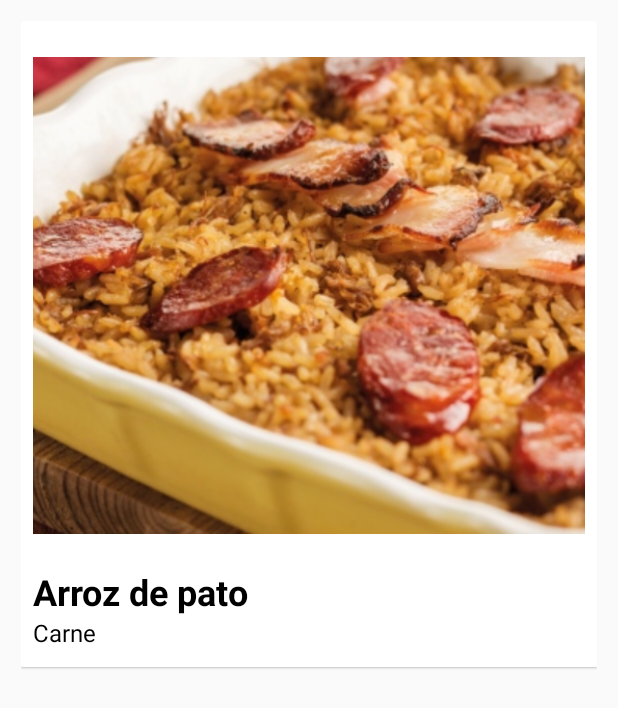
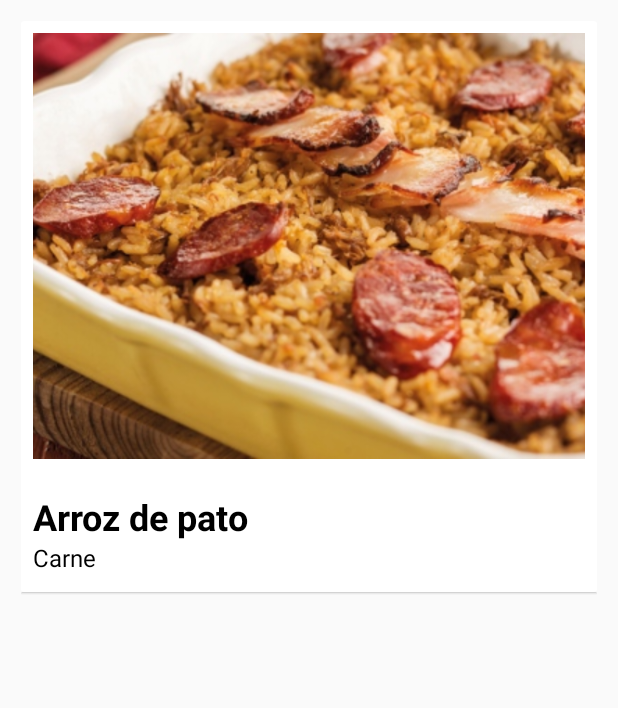
Before and after one commit to PedroMaia/dona-tina, an Android app: the layout item.xml on its own in the app's theme, with its tools: preview values and no code run, on a phone screen of 412 x 824 dp. Shown: the top 708 px of the screen. Run offline under Robolectric (Android 15) with nearby library versions, the phone set to English and light mode, and no system bars.

```diff
--- a/app/src/main/java/com/app/donatina/donatina/CardsAdapter.java
+++ b/app/src/main/java/com/app/donatina/donatina/CardsAdapter.java
@@ -32,7 +32,8 @@ public class CardsAdapter extends ArrayAdapter<Card> {
         View view = layoutInflater.inflate(R.layout.item, parent, false);
         ((ImageView)view.findViewById(R.id.card_image)).setImageResource(card.imageId);
         ((TextView)view.findViewById(R.id.tv_title)).setText("Arroz de pato");
-        ((TextView)view.findViewById(R.id.tv_description)).setText("Refeição de carne");
+        ((TextView)view.findViewById(R.id.tv_description)).setText("Refeição de " +
+                "carne (50 min)");
         return view;
     }
 
--- a/app/src/main/res/layout/item.xml
+++ b/app/src/main/res/layout/item.xml
@@ -27,11 +27,13 @@
                 android:id="@+id/card_image"
                 android:scaleType="centerCrop"
                 android:layout_width="match_parent"
-                android:padding="16dp"
+                android:paddingLeft="16dp"
+                android:paddingRight="16dp"
+                android:paddingBottom="16dp"
                 android:layout_marginLeft="8dp"
                 android:layout_marginRight="8dp"
                 android:layout_marginTop="8dp"
-                android:layout_height="350.0dp"
+                android:layout_height="300dp"
                 android:src="@drawable/food_demo"/>
 
             <TextView
--- a/app/src/main/res/values/colors.xml
+++ b/app/src/main/res/values/colors.xml
@@ -3,4 +3,5 @@
     <color name="colorPrimary">#3F51B5</color>
     <color name="colorPrimaryDark">#303F9F</color>
     <color name="colorAccent">#FF4081</color>
+    <color name="colorTop">#03A9F4</color>
 </resources>
```
Also changed, not shown: app/src/main/res/layout/activity_my.xml (+7 -6 lines).
